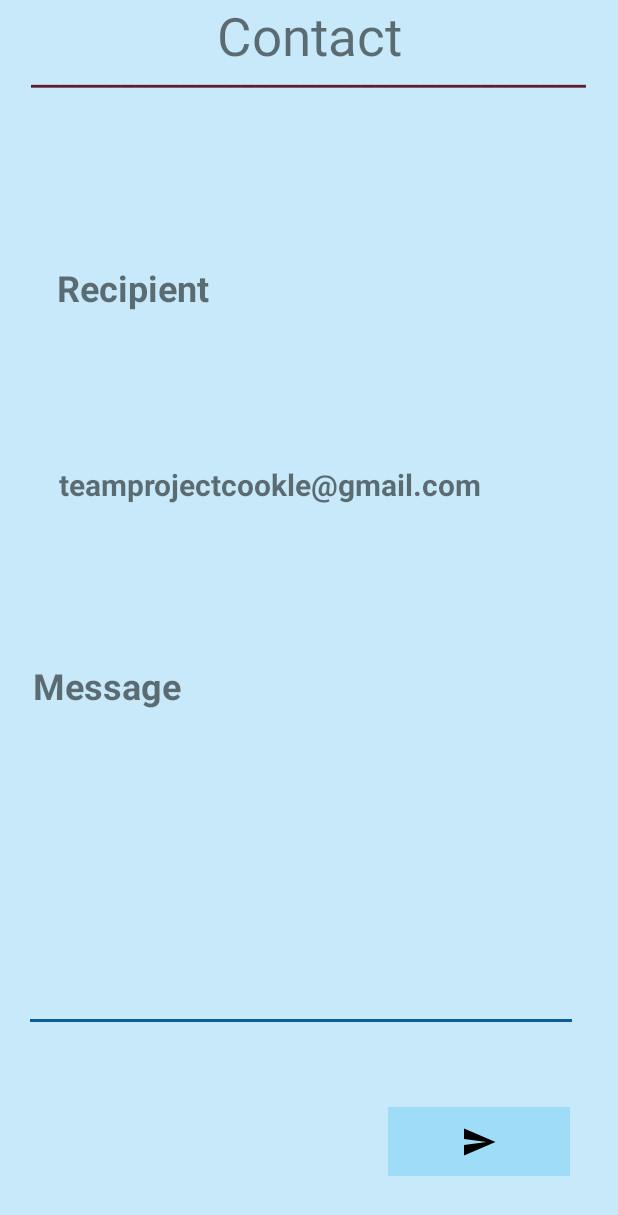
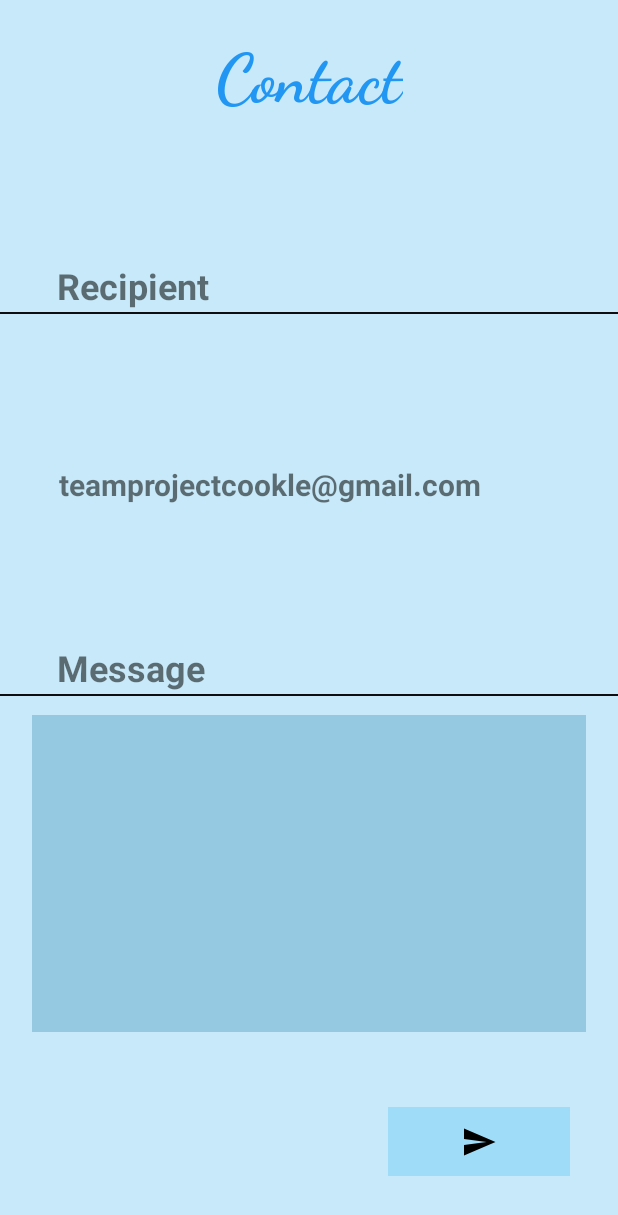
Before and after one commit to name-in-use/Cookle-Recipe-Search-engine, an Android app: the Contact screen opened directly, with no data from a screen before it, on a phone screen of 412 x 824 dp. Shown: the top 1215 px of the screen. Run offline under Robolectric (Android 15) with nearby library versions, the phone set to English and light mode, and no system bars.

Commit message:
contact changes

```diff
--- a/app/build.gradle
+++ b/app/build.gradle
@@ -42,6 +42,7 @@ dependencies {
     implementation 'com.github.bumptech.glide:glide:4.0.0'
     annotationProcessor 'com.github.bumptech.glide:compiler:4.0.0'
     implementation files('libs\\YouTubeAndroidPlayerApi.jar')
+    implementation 'com.android.support:design:28.0.0'
 }
 
 
--- a/app/src/main/res/layout/activity_contact.xml
+++ b/app/src/main/res/layout/activity_contact.xml
@@ -11,28 +11,48 @@
         android:id="@+id/subjectview"
         android:layout_width="wrap_content"
         android:layout_height="wrap_content"
-        android:layout_marginTop="104dp"
+        android:layout_marginTop="92dp"
         android:text="Message"
         android:textSize="24sp"
         android:textStyle="bold"
         app:layout_constraintEnd_toEndOf="parent"
-        app:layout_constraintHorizontal_bias="0.07"
+        app:layout_constraintHorizontal_bias="0.121"
         app:layout_constraintStart_toStartOf="parent"
         app:layout_constraintTop_toBottomOf="@+id/textView4" />
+
+    <View
+        android:id="@+id/divider24"
+        android:layout_width="match_parent"
+        android:layout_height="1dp"
+        android:layout_marginTop="1dp"
+        android:background="@color/black"
+        app:layout_constraintEnd_toEndOf="parent"
+        app:layout_constraintStart_toStartOf="parent"
+        app:layout_constraintTop_toBottomOf="@+id/subjectview" />
 
     <TextView
         android:id="@+id/textView7"
         android:layout_width="wrap_content"
         android:layout_height="wrap_content"
-        android:layout_marginTop="108dp"
 
+        android:layout_marginTop="174dp"
         android:text="Recipient"
         android:textSize="24sp"
         android:textStyle="bold"
         app:layout_constraintEnd_toEndOf="parent"
         app:layout_constraintHorizontal_bias="0.122"
         app:layout_constraintStart_toStartOf="parent"
-        app:layout_constraintTop_toBottomOf="@+id/line" />
+        app:layout_constraintTop_toTopOf="parent" />
+
+    <View
+        android:id="@+id/divider23"
+        android:layout_width="match_parent"
+        android:layout_height="1dp"
+        android:layout_marginTop="1dp"
+        android:background="@color/black"
+        app:layout_constraintEnd_toEndOf="parent"
+        app:layout_constraintStart_toStartOf="parent"
+        app:layout_constraintTop_toBottomOf="@+id/textView7" />
 
     <TextView
         android:id="@+id/textView4"
@@ -52,9 +72,11 @@
         android:id="@+id/textMessage"
         android:layout_width="369dp"
         android:layout_height="211dp"
+        android:layout_marginStart="8dp"
         android:layout_marginBottom="136dp"
+
+        android:background="#95C9E1"
         android:ems="10"
-
         android:inputType="textPersonName"
         app:layout_constraintBottom_toBottomOf="parent"
         app:layout_constraintEnd_toEndOf="parent"
@@ -65,23 +87,15 @@
         android:id="@+id/contactlabel"
         android:layout_width="wrap_content"
         android:layout_height="wrap_content"
+        android:layout_marginTop="24dp"
+        android:fontFamily="cursive"
         android:text="Contact"
-        android:textSize="35sp"
+        android:textColor="#2196F3"
+        android:textSize="45sp"
+        android:textStyle="bold"
         app:layout_constraintEnd_toEndOf="parent"
         app:layout_constraintStart_toStartOf="parent"
         app:layout_constraintTop_toTopOf="parent" />
-
-    <TextView
-        android:id="@+id/line"
-        android:layout_width="wrap_content"
-        android:layout_height="wrap_content"
-
-        android:text="━━━━━━━━━━━━━━━━━━━━━━━━━━━━━━━━━━━━━"
-        android:textColor="#611830"
-        app:layout_constraintEnd_toEndOf="parent"
-        app:layout_constraintHorizontal_bias="0.488"
-        app:layout_constraintStart_toStartOf="parent"
-        app:layout_constraintTop_toBottomOf="@+id/contactlabel" />
 
     <ImageButton
         android:id="@+id/send_btn"
```
